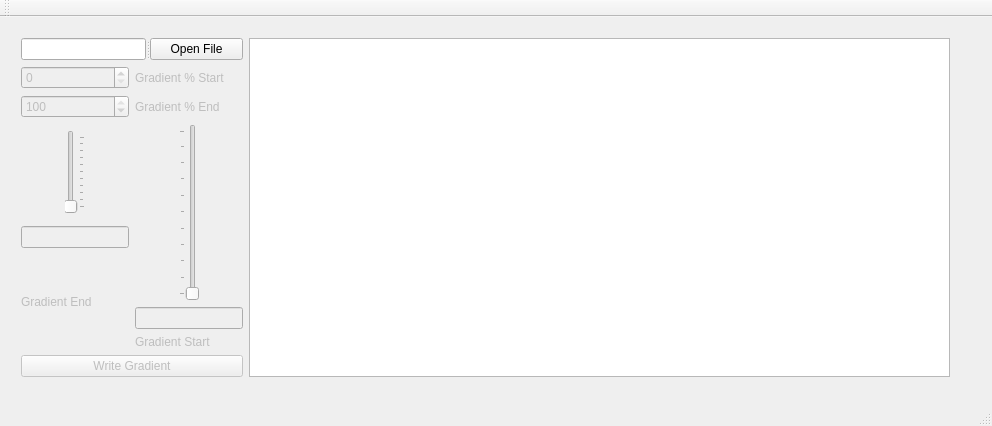
Qt form mainwindow.ui (gabeseltzer/Gradient-App) before a commit.
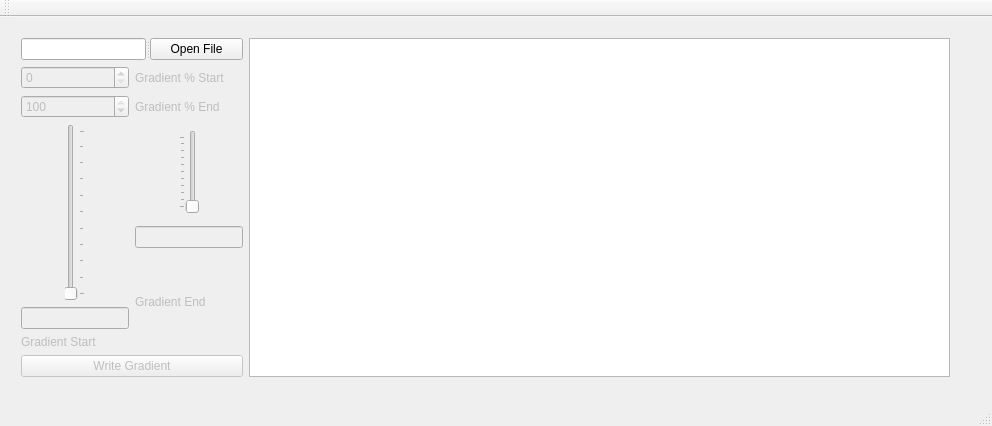
The same form after that commit.

Commit message: Flipped Gradient Sliders in UI

```diff
--- a/mainwindow.ui
+++ b/mainwindow.ui
@@ -93,44 +93,7 @@
        <item>
         <layout class="QHBoxLayout" name="horizontalLayout">
          <item>
-          <layout class="QVBoxLayout" name="verticalLayout_2">
-           <item alignment="Qt::AlignHCenter|Qt::AlignVCenter">
-            <widget class="QSlider" name="gradientEndSlider">
-             <property name="enabled">
-              <bool>false</bool>
-             </property>
-             <property name="orientation">
-              <enum>Qt::Vertical</enum>
-             </property>
-             <property name="tickPosition">
-              <enum>QSlider::TicksBelow</enum>
-             </property>
-             <property name="tickInterval">
-              <number>10</number>
-             </property>
-            </widget>
-           </item>
-           <item>
-            <widget class="QLineEdit" name="gradientEndTextField">
-             <property name="enabled">
-              <bool>false</bool>
-             </property>
-            </widget>
-           </item>
-           <item>
-            <widget class="QLabel" name="label_3">
-             <property name="enabled">
-              <bool>false</bool>
-             </property>
-             <property name="text">
-              <string>Gradient End</string>
-             </property>
-            </widget>
-           </item>
-          </layout>
-         </item>
-         <item>
-          <layout class="QVBoxLayout" name="verticalLayout">
+          <layout class="QVBoxLayout" name="GradientStartSliderBox">
            <item alignment="Qt::AlignHCenter">
             <widget class="QSlider" name="gradientStartSlider">
              <property name="enabled">
@@ -139,8 +102,14 @@
              <property name="orientation">
               <enum>Qt::Vertical</enum>
              </property>
+             <property name="invertedAppearance">
+              <bool>false</bool>
+             </property>
+             <property name="invertedControls">
+              <bool>false</bool>
+             </property>
              <property name="tickPosition">
-              <enum>QSlider::TicksAbove</enum>
+              <enum>QSlider::TicksBelow</enum>
              </property>
              <property name="tickInterval">
               <number>10</number>
@@ -166,6 +135,43 @@
            </item>
           </layout>
          </item>
+         <item>
+          <layout class="QVBoxLayout" name="GradientEndSliderBox">
+           <item alignment="Qt::AlignHCenter|Qt::AlignVCenter">
+            <widget class="QSlider" name="gradientEndSlider">
+             <property name="enabled">
+              <bool>false</bool>
+             </property>
+             <property name="orientation">
+              <enum>Qt::Vertical</enum>
+             </property>
+             <property name="tickPosition">
+              <enum>QSlider::TicksAbove</enum>
+             </property>
+             <property name="tickInterval">
+              <number>10</number>
+             </property>
+            </widget>
+           </item>
+           <item>
+            <widget class="QLineEdit" name="gradientEndTextField">
+             <property name="enabled">
+              <bool>false</bool>
+             </property>
+            </widget>
+           </item>
+           <item>
+            <widget class="QLabel" name="label_3">
+             <property name="enabled">
+              <bool>false</bool>
+             </property>
+             <property name="text">
+              <string>Gradient End</string>
+             </property>
+            </widget>
+           </item>
+          </layout>
+         </item>
         </layout>
        </item>
        <item>
```
Left out of the diff: 6 changed lines with no effect on the pictures.
